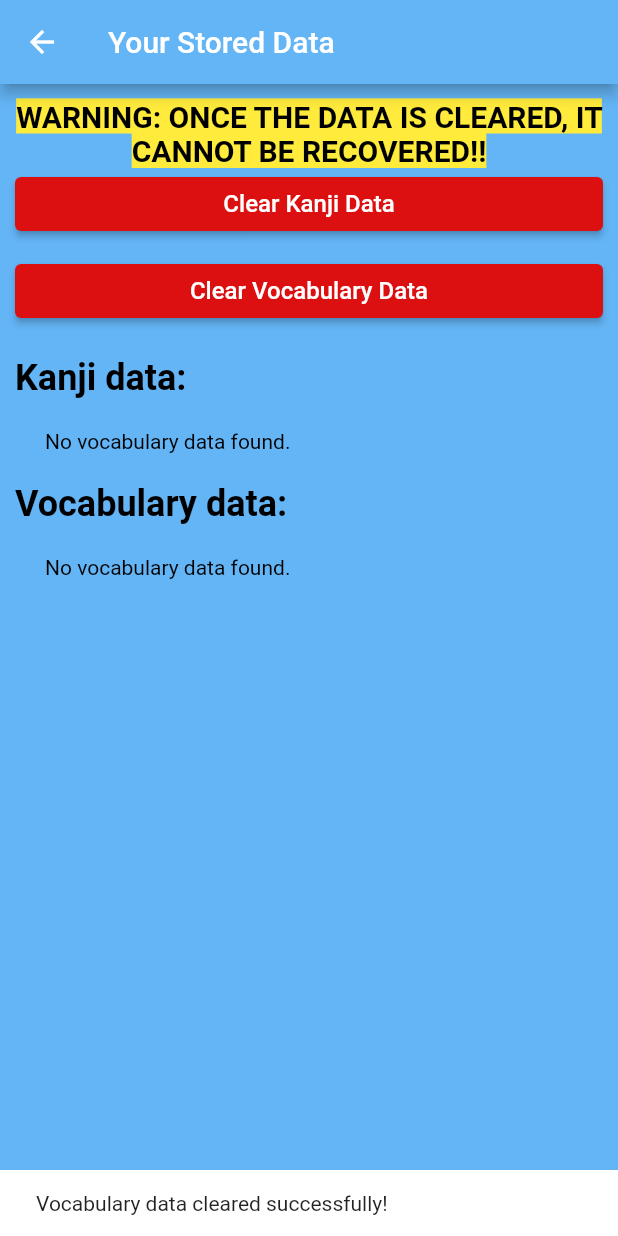
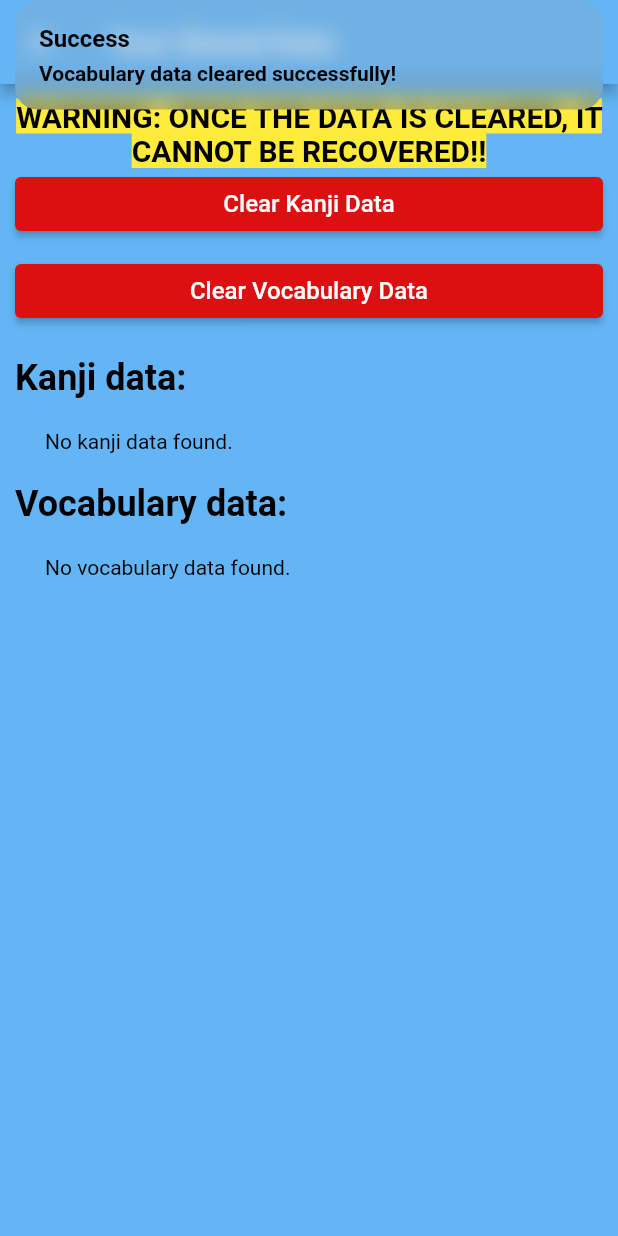
Before and after one commit to sumukha-7/ND_app, a Flutter app: the ViewDataScreen screen opened directly, after a tap on "Clear Vocabulary Data", on a phone screen of 412 x 824 dp. Run offline on Flutter 3.47's test engine with Material 2 defaults, Android fonts, the light colour scheme and no system bars; our stand-ins replace get, sqflite; missing offline and left inert: dart:ffi; accounts and stored records are empty.

Commit message:
updated code structure

```diff
--- a/lib/Questions.dart
+++ b/lib/Questions.dart
@@ -14,7 +14,6 @@ class Question {
       required this.answer,
       required this.options});
 
-  // Function to fetch data from the data from API
   static Future<List<Question>> fetchQuestions({required String source}) async {
     final response =
         await http.get(Uri.parse('http://192.168.0.111:5000/$source'));
--- /dev/null
+++ b/lib/controllers/view_data_controller.dart
@@ -0,0 +1,52 @@
+import 'package:flutter/material.dart';
+import 'package:get/get.dart';
+import 'package:nihongo_dekita/data/db_helper.dart';
+
+class ViewDataController extends GetxController {
+  var kanjiData = <Map<String, dynamic>>[].obs;
+  var vocabData = <Map<String, dynamic>>[].obs;
+
+  @override
+  void onInit() {
+    super.onInit();
+    refreshData();
+  }
+
+  void refreshData() async {
+    kanjiData.value = await DatabaseHelper.db.getData('kanji');
+    vocabData.value = await DatabaseHelper.db.getData('vocabulary');
+    update();
+  }
+
+  void clearKanjiData() async {
+    await DatabaseHelper.db.clearTable('kanji');
+    refreshData();
+    Get.snackbar('Success', 'Kanji data cleared successfully!',
+        titleText: const Text('Success',
+            style: TextStyle(
+                color: Colors.black,
+                fontWeight: FontWeight.bold,
+                fontSize: 16)),
+        messageText: const Text('Kanji data cleared successfully!',
+            style: TextStyle(
+                color: Colors.black,
+                fontWeight: FontWeight.bold,
+                fontSize: 14)));
+  }
+
+  void clearVocabData() async {
+    await DatabaseHelper.db.clearTable('vocabulary');
+    refreshData();
+    Get.snackbar('Success', 'Vocabulary data cleared successfully!',
+        titleText: const Text('Success',
+            style: TextStyle(
+                color: Colors.black,
+                fontWeight: FontWeight.bold,
+                fontSize: 16)),
+        messageText: const Text('Vocabulary data cleared successfully!',
+            style: TextStyle(
+                color: Colors.black,
+                fontWeight: FontWeight.bold,
+                fontSize: 14)));
+  }
+}
--- a/lib/main.dart
+++ b/lib/main.dart
@@ -1,7 +1,7 @@
 import 'package:flutter/material.dart';
 import 'package:get/get.dart';
 
-import 'package:nihongo_dekita/QuestionController.dart';
+import 'package:nihongo_dekita/controllers/question_controller.dart';
 import 'package:nihongo_dekita/welcome_screen.dart';
 
 void main() {
--- a/lib/ProgressBar.dart
+++ b/lib/progress_bar.dart
@@ -2,7 +2,7 @@
 
 import 'package:flutter/material.dart';
 import 'package:get/get_state_manager/get_state_manager.dart';
-import 'package:nihongo_dekita/QuestionController.dart';
+import 'package:nihongo_dekita/controllers/question_controller.dart';
 
 class ProgressBar extends StatelessWidget {
   const ProgressBar({
--- a/lib/QuestionCard.dart
+++ b/lib/question_card.dart
@@ -2,14 +2,13 @@
 
 import 'package:flutter/material.dart';
 import 'package:get/get.dart';
-import 'package:nihongo_dekita/QuestionController.dart';
-import 'package:nihongo_dekita/QuestionResult.dart';
+import 'package:nihongo_dekita/controllers/question_controller.dart';
+import 'package:nihongo_dekita/question_result.dart';
 import 'package:nihongo_dekita/Questions.dart';
 
 class QuestionCard extends StatelessWidget {
   const QuestionCard({
     Key? key,
-    // it means we have to pass this
     required this.question,
   }) : super(key: key);
 
--- a/lib/quiz_screen.dart
+++ b/lib/quiz_screen.dart
@@ -2,8 +2,8 @@
 
 import 'package:get/get.dart';
 import 'package:flutter/material.dart';
-import 'package:nihongo_dekita/QuestionController.dart';
-import 'package:nihongo_dekita/QuizBody.dart';
+import 'package:nihongo_dekita/controllers/question_controller.dart';
+import 'package:nihongo_dekita/quiz_body.dart';
 
 class QuizScreen extends StatelessWidget {
   final String userName;
--- a/lib/score_screen.dart
+++ b/lib/score_screen.dart
@@ -4,7 +4,7 @@ import 'dart:math';
 
 import 'package:flutter/material.dart';
 import 'package:get/get.dart';
-import 'package:nihongo_dekita/QuestionController.dart';
+import 'package:nihongo_dekita/controllers/question_controller.dart';
 import 'package:nihongo_dekita/welcome_screen.dart';
 
 class ScoreScreen extends StatelessWidget {
--- a/lib/view_data.dart
+++ b/lib/view_data.dart
@@ -1,29 +1,9 @@
-// ignore_for_file: use_build_context_synchronously
+import 'package:flutter/material.dart';
+import 'package:get/get.dart';
+import 'package:nihongo_dekita/controllers/view_data_controller.dart';
 
-import 'package:flutter/material.dart';
-import 'package:nihongo_dekita/data/db_helper.dart';
-
-class ViewDataScreen extends StatefulWidget {
-  @override
-  _ViewDataScreenState createState() => _ViewDataScreenState();
-}
-
-class _ViewDataScreenState extends State<ViewDataScreen> {
-  late Future<List<Map<String, dynamic>>> kanjiData;
-  late Future<List<Map<String, dynamic>>> vocabData;
-
-  @override
-  void initState() {
-    super.initState();
-    _refreshData();
-  }
-
-  _refreshData() {
-    setState(() {
-      kanjiData = DatabaseHelper.db.getData('kanji');
-      vocabData = DatabaseHelper.db.getData('vocabulary');
-    });
-  }
+class ViewDataScreen extends StatelessWidget {
+  final ViewDataController _controller = Get.put(ViewDataController());
 
   @override
   Widget build(BuildContext context) {
@@ -49,15 +29,9 @@ class _ViewDataScreenState extends State<ViewDataScreen> {
             ElevatedButton(
               style: ButtonStyle(
                 backgroundColor: MaterialStateProperty.all<Color>(
-                      Color.fromARGB(255, 220, 16, 16))),
-              onPressed: () async {
-                await DatabaseHelper.db.clearTable('kanji');
-                _refreshData();
-                ScaffoldMessenger.of(context).showSnackBar(
-                  const SnackBar(
-                      content: Text('Kanji data cleared successfully!')),
-                );
-              },
+                    Color.fromARGB(255, 220, 16, 16)),
+              ),
+              onPressed: _controller.clearKanjiData,
               child: const Text(
                 "Clear Kanji Data",
                 style: TextStyle(fontSize: 16),
@@ -67,15 +41,9 @@ class _ViewDataScreenState extends State<ViewDataScreen> {
             ElevatedButton(
               style: ButtonStyle(
                 backgroundColor: MaterialStateProperty.all<Color>(
-                      Color.fromARGB(255, 220, 16, 16))),
-              onPressed: () async {
-                await DatabaseHelper.db.clearTable('vocabulary');
-                _refreshData();
-                ScaffoldMessenger.of(context).showSnackBar(
-                  const SnackBar(
-                      content: Text('Vocabulary data cleared successfully!')),
-                );
-              },
+                    Color.fromARGB(255, 220, 16, 16)),
+              ),
+              onPressed: _controller.clearVocabData,
               child: const Text(
                 "Clear Vocabulary Data",
                 style: TextStyle(fontSize: 16),
@@ -87,34 +55,28 @@ class _ViewDataScreenState extends State<ViewDataScreen> {
               style: TextStyle(
                 fontWeight: FontWeight.bold,
                 fontSize: 24,
-                  color: Colors.black),
+                color: Colors.black,
               ),
-            Padding(
+            ),
+            GetBuilder<ViewDataController>(
+              builder: (controller) => Padding(
                 padding: const EdgeInsets.all(20),
-              child: FutureBuilder<List<Map<String, dynamic>>>(
-                future: kanjiData,
-                builder: (context, snapshot) {
-                  if (snapshot.connectionState == ConnectionState.done) {
-                    if (snapshot.hasData && snapshot.data!.isNotEmpty) {
-                      return Column(
-                        children: snapshot.data!
-                            .map((e) => ListTile(
+                child: controller.kanjiData.isNotEmpty
+                    ? Column(
+                        children: controller.kanjiData
+                            .map(
+                              (e) => ListTile(
                                 title: Text("${e['key']} : ${e['value']}",
-                                      style:
-                                          const TextStyle(color: Colors.black)),
-                                ))
+                                    style: const TextStyle(
+                                        color: Colors.black, fontSize: 20)),
+                              ),
+                            )
                             .toList(),
-                      );
-                    } else {
-                      return const Text(
-                        "No vocabulary data found.",
+                      )
+                    : const Text(
+                        "No kanji data found.",
                         style: TextStyle(color: Colors.black),
-                      );
-                    }
-                  } else {
-                    return const CircularProgressIndicator();
-                  }
-                },
+                      ),
               ),
             ),
             const Text(
@@ -122,35 +84,28 @@ class _ViewDataScreenState extends State<ViewDataScreen> {
               style: TextStyle(
                 fontWeight: FontWeight.bold,
                 fontSize: 24,
-                  color: Colors.black),
+                color: Colors.black,
               ),
-            Padding(
+            ),
+            GetBuilder<ViewDataController>(
+              builder: (controller) => Padding(
                 padding: const EdgeInsets.all(20),
-              child: FutureBuilder<List<Map<String, dynamic>>>(
-                future: vocabData,
-                builder: (context, snapshot) {
-                  if (snapshot.connectionState == ConnectionState.done) {
-                    if (snapshot.hasData && snapshot.data!.isNotEmpty) {
-                      return Column(
-                        children: snapshot.data!
-                            .map((e) => ListTile(
-                                  title: Text(
-                                    "${e['key']} : ${e['value']}",
-                                    style: const TextStyle(color: Colors.black),
+                child: controller.vocabData.isNotEmpty
+                    ? Column(
+                        children: controller.vocabData
+                            .map(
+                              (e) => ListTile(
+                                title: Text("${e['key']} : ${e['value']}",
+                                    style: const TextStyle(
+                                        color: Colors.black, fontSize: 20)),
                               ),
-                                ))
+                            )
                             .toList(),
-                      );
-                    } else {
-                      return const Text(
+                      )
+                    : const Text(
                         "No vocabulary data found.",
                         style: TextStyle(color: Colors.black),
-                      );
-                    }
-                  } else {
-                    return const CircularProgressIndicator();
-                  }
-                },
+                      ),
               ),
             ),
           ],
```
Also changed, not shown: lib/QuizBody.dart (deleted, +0 -67 lines), lib/controllers/upload_data_controller.dart (added, +46 -0 lines), lib/question_result.dart (renamed from lib/QuestionResult.dart, +4 -4 lines), lib/quiz_body.dart (added, +52 -0 lines), lib/upload_data.dart (+19 -19 lines), lib/welcome_screen.dart (+9 -6 lines), lib/controllers/question_controller.dart (renamed from lib/QuestionController.dart). Lines whose indentation alone changed are shown as unchanged.
